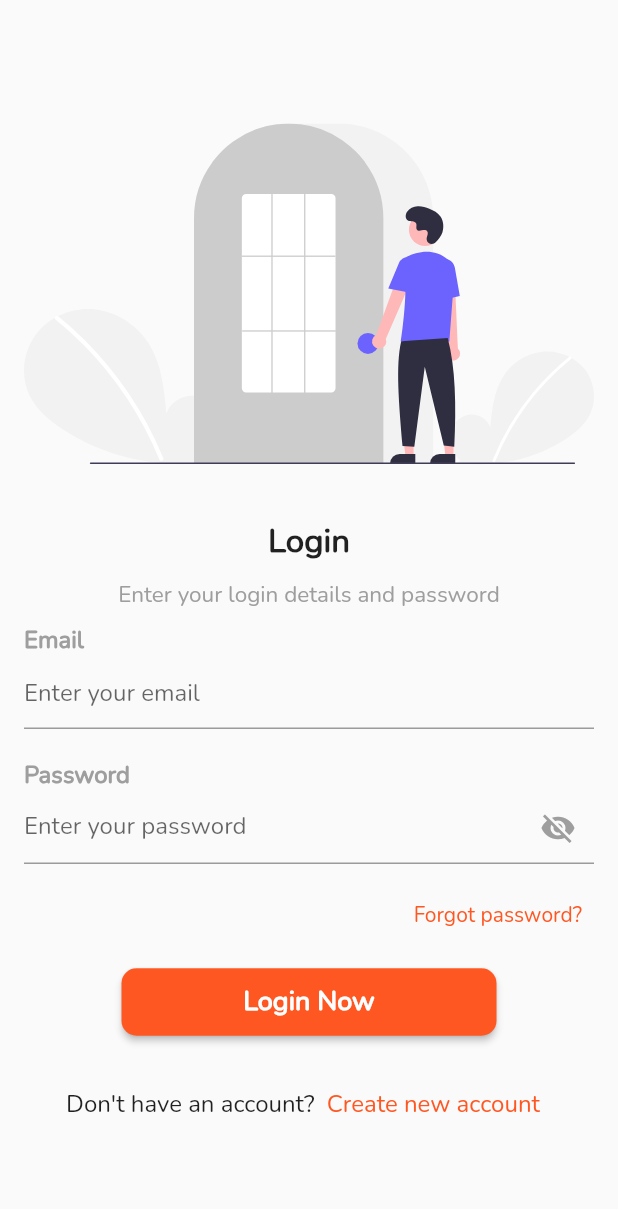
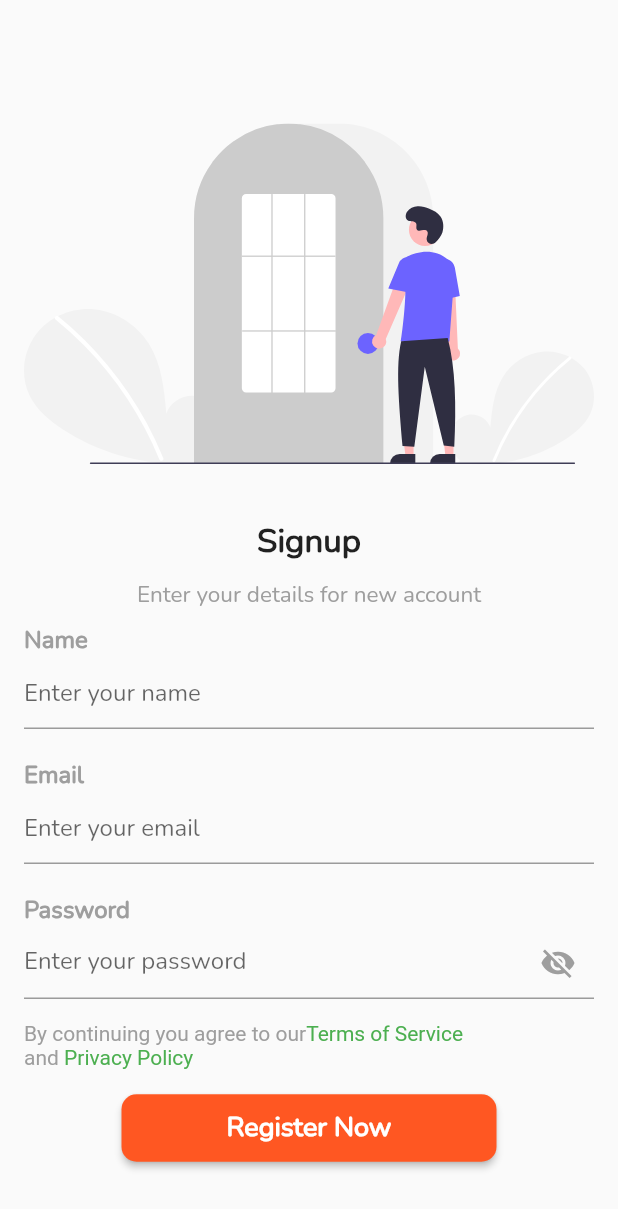
Before and after one commit to Jinks02/Queaze, a Flutter app: the LoginPage screen opened directly, after a tap on "Forgot password?", on a phone screen of 412 x 824 dp. Shown: the top 1209 px of the screen. Run offline on Flutter 3.47's test engine with Material 2 defaults, Android fonts, the phone set to English and light mode, and no system bars; our stand-ins replace flutter_svg, smooth_page_indicator, video_player.

Commit message:
added signup screen

```diff
--- a/lib/view/login/login.dart
+++ b/lib/view/login/login.dart
@@ -1,5 +1,6 @@
 import 'package:flutter/material.dart';
 import 'package:flutter_svg/flutter_svg.dart';
+import 'package:queaze/view/login/signup.dart';
 
 class LoginPage extends StatefulWidget {
   @override
@@ -17,8 +18,7 @@ class _LoginPageState extends State<LoginPage> {
   @override
   Widget build(BuildContext context) {
     return Scaffold(
-      body: SingleChildScrollView(
-        child: Padding(
+      body: Padding(
         padding: const EdgeInsets.all(16.0),
         child: Form(
           key: _formKey,
@@ -26,10 +26,12 @@ class _LoginPageState extends State<LoginPage> {
             crossAxisAlignment: CrossAxisAlignment.start,
             children: <Widget>[
               const SizedBox(height: 30.0),
-                SizedBox(
-                  height: 300,
+              Flexible(
+                fit: FlexFit.tight,
+                child: Container(
                   child: SvgPicture.asset(
                     "assets/images/login_page.svg",
+                  ),
                 ),
               ),
               const Align(
@@ -120,7 +122,9 @@ class _LoginPageState extends State<LoginPage> {
               Align(
                 alignment: Alignment.topRight,
                 child: TextButton(
-                    onPressed: () {},
+                  onPressed: () {
+                    Navigator.of(context).push(MaterialPageRoute(builder: (builder) => SignUpPage()));
+                  },
                   child: const Text(
                     "Forgot password?",
                     style: TextStyle(
@@ -186,7 +190,6 @@ class _LoginPageState extends State<LoginPage> {
           ),
         ),
       ),
-      ),
     );
   }
 }
--- /dev/null
+++ b/lib/view/login/signup.dart
@@ -0,0 +1,210 @@
+import 'package:flutter/gestures.dart';
+import 'package:flutter/material.dart';
+import 'package:flutter_svg/flutter_svg.dart';
+
+class SignUpPage extends StatefulWidget {
+  @override
+  _SignUpPageState createState() => _SignUpPageState();
+}
+
+class _SignUpPageState extends State<SignUpPage> {
+  final _formKey = GlobalKey<FormState>();
+
+  bool _passwordVisible = false;
+
+  String _email = "";
+  String _password = "";
+  String _name = "";
+
+  @override
+  Widget build(BuildContext context) {
+    TextStyle defaultStyle = TextStyle(color: Colors.grey, fontSize: 14);
+    TextStyle linkStyle = TextStyle(color: Colors.green);
+    return Scaffold(
+      body: SingleChildScrollView(
+        child: Padding(
+          padding: const EdgeInsets.all(16.0),
+          child: Form(
+            key: _formKey,
+            child: Column(
+              crossAxisAlignment: CrossAxisAlignment.start,
+              children: <Widget>[
+                const SizedBox(height: 30.0),
+                SizedBox(
+                  height: 300,
+                  child: SvgPicture.asset(
+                    "assets/images/login_page.svg",
+                  ),
+                ),
+                const Align(
+                  alignment: Alignment.center,
+                  child: Text(
+                    "Signup",
+                    style: TextStyle(fontSize: 22, fontWeight: FontWeight.bold),
+                  ),
+                ),
+                const SizedBox(
+                  height: 10,
+                ),
+                const Align(
+                  alignment: Alignment.center,
+                  child: Text(
+                    "Enter your details for new account",
+                    style: TextStyle(fontSize: 15, color: Colors.grey),
+                  ),
+                ),
+                const SizedBox(
+                  height: 10,
+                ),
+                const Text(
+                  "Name",
+                  style: TextStyle(
+                    fontSize: 16.0,
+                    fontWeight: FontWeight.bold,
+                    color: Colors.grey,
+                  ),
+                ),
+                TextFormField(
+                  keyboardType: TextInputType.name,
+                  decoration:
+                  const InputDecoration(hintText: "Enter your name"),
+                  validator: (value) {
+                    if (value!.isEmpty) {
+                      return "Please enter your name";
+                    }
+                    return null;
+                  },
+                  onSaved: (value) {
+                    if (value!.isNotEmpty) {
+                      _name = value;
+                    }
+                  },
+                ),
+                const SizedBox(height: 20.0),
+                const Text(
+                  "Email",
+                  style: TextStyle(
+                    fontSize: 16.0,
+                    fontWeight: FontWeight.bold,
+                    color: Colors.grey,
+                  ),
+                ),
+                TextFormField(
+                  keyboardType: TextInputType.emailAddress,
+                  decoration:
+                  const InputDecoration(hintText: "Enter your email"),
+                  validator: (value) {
+                    if (value!.isEmpty) {
+                      return "Please enter your email";
+                    }
+                    return null;
+                  },
+                  onSaved: (value) {
+                    if (value!.isNotEmpty) {
+                      _email = value;
+                    }
+                  },
+                ),
+                const SizedBox(height: 20.0),
+                const Text(
+                  "Password",
+                  style: TextStyle(
+                    fontSize: 16.0,
+                    fontWeight: FontWeight.bold,
+                    color: Colors.grey,
+                  ),
+                ),
+                TextFormField(
+                  obscureText: !_passwordVisible,
+                  decoration: InputDecoration(
+                    //labelText: "Password",
+                    hintText: "Enter your password",
+                    suffixIcon: IconButton(
+                      icon: Icon(
+                        _passwordVisible
+                            ? Icons.visibility
+                            : Icons.visibility_off,
+                        color: Colors.grey,
+                      ),
+                      onPressed: () {
+                        setState(() {
+                          _passwordVisible = !_passwordVisible;
+                        });
+                      },
+                    ),
+                  ),
+                  validator: (value) {
+                    if (value!.isEmpty) {
+                      return "Please enter your password";
+                    }
+                    return null;
+                  },
+                  onSaved: (value) {
+                    if (value!.isNotEmpty) {
+                      _password = value;
+                    }
+                  },
+                ),
+                const SizedBox(height: 15.0),
+                Align(
+                  alignment: Alignment.topLeft,
+                  child: RichText(
+                    text: TextSpan(
+                      style: defaultStyle,
+                      children: <TextSpan>[
+                        const TextSpan(text: 'By continuing you agree to our'),
+                        TextSpan(
+                            text: 'Terms of Service \n',
+                            style: linkStyle,
+                            recognizer: TapGestureRecognizer()
+                              ..onTap = () {
+                                print('Terms of Service');
+                              }),
+                        const TextSpan(text: 'and '),
+                        TextSpan(
+                            text: 'Privacy Policy',
+                            style: linkStyle,
+                            recognizer: TapGestureRecognizer()
+                              ..onTap = () {
+                                print('Privacy Policy"');
+                              }),
+                      ],
+                    ),
+                  )
+                ),
+                const SizedBox(height: 15.0),
+                Center(
+                  child: Container(
+                    width: 250,
+                    child: ElevatedButton(
+                      style: ElevatedButton.styleFrom(
+                          shape: const RoundedRectangleBorder(
+                              borderRadius:
+                              BorderRadius.all(Radius.circular(10)))),
+                      onPressed: () {
+                        if (_formKey.currentState!.validate()) {
+                          _formKey.currentState!.save();
+                          //TODO: perform login with _email and _password
+                        }
+                      },
+                      child: const Padding(
+                        padding: EdgeInsets.all(10),
+                        child: Text(
+                          "Register Now",
+                          style: TextStyle(
+                            fontSize: 18,
+                            fontWeight: FontWeight.bold,
+                          ),
+                        ),
+                      ),
+                    ),
+                  ),
+                ),
+              ],
+            ),
+          ),
+        ),
+      ),
+    );
+  }
+}
```
Lines whose indentation alone changed are shown as unchanged.
